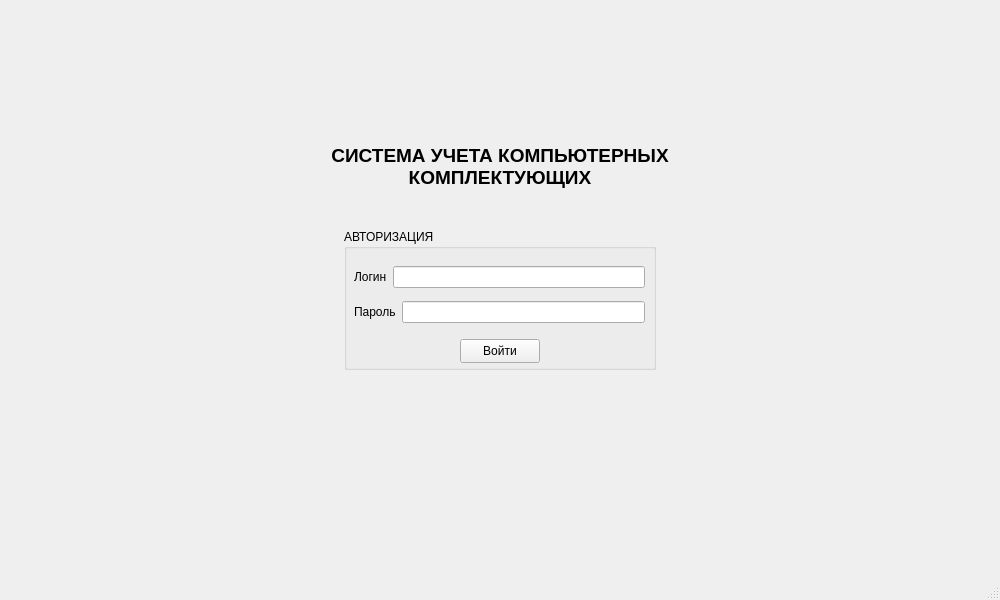
Above: src/loginwindow.ui from f0rw4rd-dev/hse-hsms-wpf before the change. Below: the same form after it.
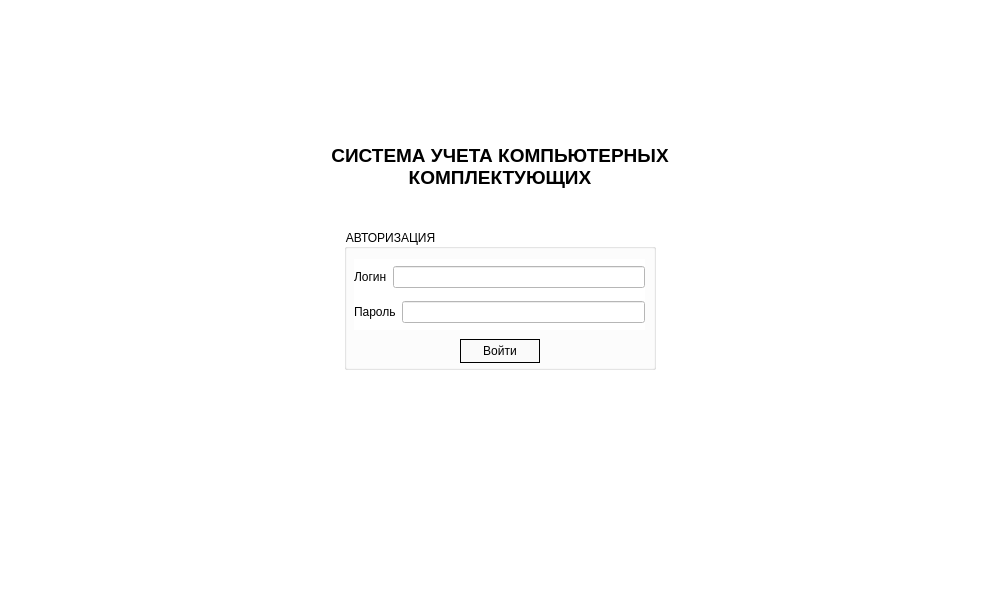
That is the form after the change.

The edit to the form file:
```diff
--- a/src/loginwindow.ui
+++ b/src/loginwindow.ui
@@ -28,11 +28,11 @@
    <bool>false</bool>
   </property>
   <property name="styleSheet">
-   <string notr="true"/>
+   <string notr="true">background-color: rgb(255, 255, 255);</string>
   </property>
   <widget class="QWidget" name="centralwidget">
    <property name="styleSheet">
-    <string notr="true"/>
+    <string notr="true">background-color: rgb(255, 255, 255);</string>
    </property>
    <widget class="QLabel" name="label">
     <property name="geometry">
@@ -128,20 +128,29 @@
        <height>24</height>
       </rect>
      </property>
+     <property name="styleSheet">
+      <string notr="true">QPushButton
+{
+background-color: rgb(250, 250, 250);
+border: 1px solid black;
+}
+
+QPushButton:pressed
+{
+background-color: rgb(240, 240, 240);
+}
+
+QPushButton:hover:!pressed
+{
+background-color: rgb(240, 240, 240);
+}</string>
+     </property>
      <property name="text">
       <string>Войти</string>
      </property>
     </widget>
    </widget>
   </widget>
-  <widget class="QStatusBar" name="statusbar">
-   <property name="autoFillBackground">
-    <bool>false</bool>
-   </property>
-   <property name="styleSheet">
-    <string notr="true"/>
-   </property>
-  </widget>
  </widget>
  <resources/>
  <connections/>
```
